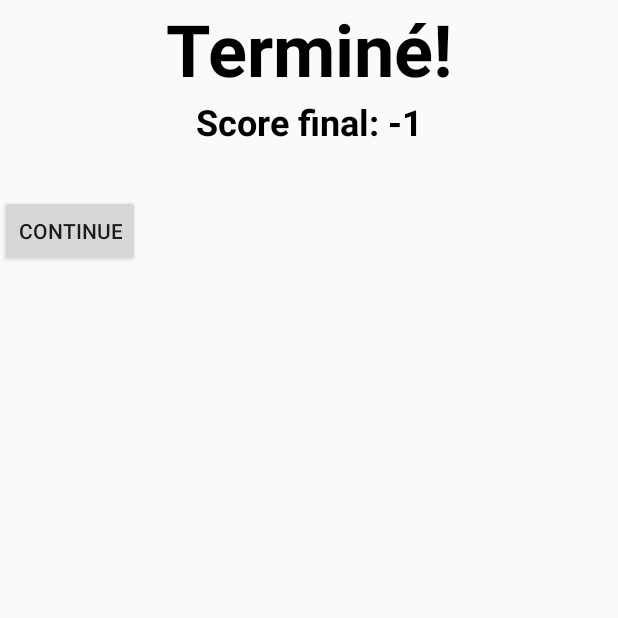
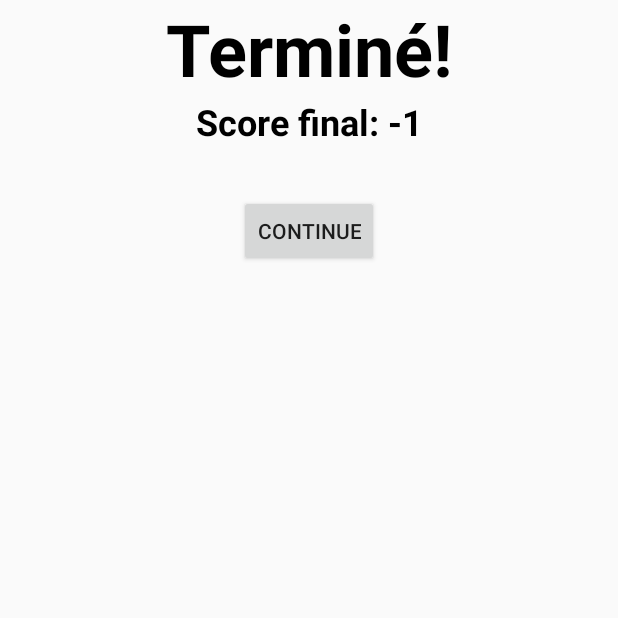
Before and after one commit to Caeles12/ProjMob, an Android app built with Jetpack Compose: the Score screen opened directly, with no data from a screen before it, on a phone screen of 412 x 824 dp, the top half of it. Run offline under Robolectric (Android 15) with nearby library versions, the phone set to English and light mode, and no system bars.

Commit message:
Centre the continue button on score page
Co-authored-by: Pol Jaouen <pol.jaouen@gmail.com>

```diff
--- a/app/src/main/res/layout/scorescreen.xml
+++ b/app/src/main/res/layout/scorescreen.xml
@@ -36,7 +36,8 @@
         android:layout_width="wrap_content"
         android:layout_height="wrap_content"
         android:textAlignment="center"
-        android:text="@string/continuer">
+        android:text="@string/continuer"
+        android:layout_gravity="center_horizontal">
 
     </Button>
 
```
